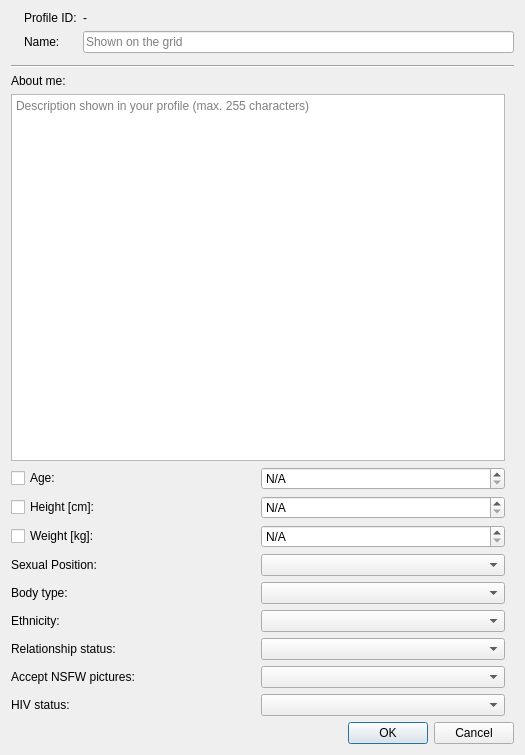
Old version of the form manr/editprofiledialog.ui in the repository manr-chat/manr_chat.
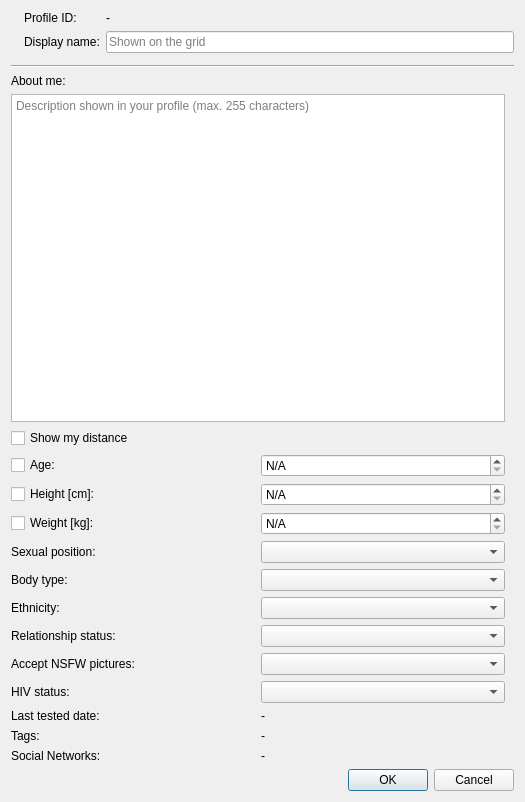
New version of the form. Icons and pictures are not drawn.

Patch:
```diff
--- a/manr/editprofiledialog.ui
+++ b/manr/editprofiledialog.ui
@@ -7,13 +7,81 @@
     <x>0</x>
     <y>0</y>
     <width>525</width>
-    <height>755</height>
+    <height>802</height>
    </rect>
   </property>
   <property name="windowTitle">
    <string>Filter</string>
   </property>
   <layout class="QGridLayout" name="gridLayout">
+   <item row="1" column="0">
+    <widget class="Line" name="line">
+     <property name="orientation">
+      <enum>Qt::Orientation::Horizontal</enum>
+     </property>
+    </widget>
+   </item>
+   <item row="5" column="0">
+    <widget class="QDialogButtonBox" name="buttonBox">
+     <property name="orientation">
+      <enum>Qt::Orientation::Horizontal</enum>
+     </property>
+     <property name="standardButtons">
+      <set>QDialogButtonBox::StandardButton::Cancel|QDialogButtonBox::StandardButton::Ok</set>
+     </property>
+    </widget>
+   </item>
+   <item row="0" column="0">
+    <layout class="QGridLayout" name="gridLayout_3" columnstretch="0,0,1">
+     <item row="1" column="1">
+      <widget class="QLabel" name="label_3">
+       <property name="text">
+        <string>Display name:</string>
+       </property>
+      </widget>
+     </item>
+     <item row="0" column="0" rowspan="3">
+      <widget class="QLabel" name="labelPhoto">
+       <property name="maximumSize">
+        <size>
+         <width>96</width>
+         <height>96</height>
+        </size>
+       </property>
+       <property name="pixmap">
+        <pixmap>resources/img/blank.png</pixmap>
+       </property>
+       <property name="scaledContents">
+        <bool>true</bool>
+       </property>
+      </widget>
+     </item>
+     <item row="0" column="1">
+      <widget class="QLabel" name="label_2">
+       <property name="text">
+        <string>Profile ID:</string>
+       </property>
+      </widget>
+     </item>
+     <item row="0" column="2">
+      <widget class="QLabel" name="profileId">
+       <property name="text">
+        <string>-</string>
+       </property>
+      </widget>
+     </item>
+     <item row="1" column="2">
+      <widget class="QLineEdit" name="displayName">
+       <property name="maxLength">
+        <number>15</number>
+       </property>
+       <property name="placeholderText">
+        <string>Shown on the grid</string>
+       </property>
+      </widget>
+     </item>
+    </layout>
+   </item>
    <item row="2" column="0">
     <widget class="QScrollArea" name="scrollArea">
      <property name="frameShape">
@@ -28,7 +96,7 @@
         <x>0</x>
         <y>0</y>
         <width>513</width>
-        <height>590</height>
+        <height>637</height>
        </rect>
       </property>
       <layout class="QGridLayout" name="gridLayout_2">
@@ -41,18 +109,43 @@
        <property name="bottomMargin">
         <number>0</number>
        </property>
+       <item row="9" column="1">
+        <widget class="QComboBox" name="relationshipStatus"/>
+       </item>
+       <item row="2" column="0">
+        <widget class="QCheckBox" name="showDistance">
+         <property name="toolTip">
+          <string>Whether your distance is visible to others.
+
+NOTE: even if you disable this option, it might still be possible to infer your distance or location from placement in the grid.</string>
+         </property>
+         <property name="text">
+          <string>Show my distance</string>
+         </property>
+        </widget>
+       </item>
+       <item row="1" column="0" colspan="2">
+        <widget class="QPlainTextEdit" name="aboutMe">
+         <property name="placeholderText">
+          <string>Description shown in your profile (max. 255 characters)</string>
+         </property>
+        </widget>
+       </item>
+       <item row="12" column="0">
+        <widget class="QLabel" name="label_11">
+         <property name="text">
+          <string>Last tested date:</string>
+         </property>
+        </widget>
+       </item>
+       <item row="6" column="1">
+        <widget class="QComboBox" name="sexualPosition"/>
+       </item>
        <item row="7" column="1">
-        <widget class="QComboBox" name="ethnicity"/>
-       </item>
-       <item row="8" column="0">
-        <widget class="QLabel" name="label_5">
-         <property name="text">
-          <string>Relationship status:</string>
-         </property>
-        </widget>
+        <widget class="QComboBox" name="bodyType"/>
        </item>
        <item row="8" column="1">
-        <widget class="QComboBox" name="relationshipStatus"/>
+        <widget class="QComboBox" name="ethnicity"/>
        </item>
        <item row="0" column="0">
         <widget class="QLabel" name="label">
@@ -61,20 +154,44 @@
          </property>
         </widget>
        </item>
-       <item row="9" column="1">
-        <widget class="QComboBox" name="acceptNSFW"/>
+       <item row="11" column="0">
+        <widget class="QLabel" name="label_8">
+         <property name="text">
+          <string>HIV status:</string>
+         </property>
+        </widget>
        </item>
-       <item row="6" column="1">
-        <widget class="QComboBox" name="bodyType"/>
+       <item row="13" column="0">
+        <widget class="QLabel" name="label_10">
+         <property name="text">
+          <string>Tags:</string>
+         </property>
+        </widget>
        </item>
-       <item row="4" column="0">
-        <widget class="QCheckBox" name="showWeight">
+       <item row="6" column="0">
+        <widget class="QLabel" name="label_9">
          <property name="text">
-          <string>Weight [kg]:</string>
+          <string>Sexual position:</string>
          </property>
         </widget>
        </item>
-       <item row="2" column="1">
+       <item row="5" column="1">
+        <widget class="QSpinBox" name="weightKg">
+         <property name="specialValueText">
+          <string>N/A</string>
+         </property>
+         <property name="suffix">
+          <string> kg</string>
+         </property>
+         <property name="minimum">
+          <number>40</number>
+         </property>
+         <property name="maximum">
+          <number>242</number>
+         </property>
+        </widget>
+       </item>
+       <item row="3" column="1">
         <widget class="QSpinBox" name="age">
          <property name="specialValueText">
           <string>N/A</string>
@@ -84,97 +201,102 @@
          </property>
         </widget>
        </item>
-       <item row="2" column="0">
-        <widget class="QCheckBox" name="showAge">
-         <property name="text">
-          <string>Age:</string>
-         </property>
-        </widget>
+       <item row="11" column="1">
+        <widget class="QComboBox" name="hivStatus"/>
        </item>
-       <item row="9" column="0">
+       <item row="10" column="0">
         <widget class="QLabel" name="label_6">
          <property name="text">
           <string>Accept NSFW pictures:</string>
          </property>
         </widget>
        </item>
+       <item row="5" column="0">
+        <widget class="QCheckBox" name="showWeight">
+         <property name="text">
+          <string>Weight [kg]:</string>
+         </property>
+        </widget>
+       </item>
+       <item row="3" column="0">
+        <widget class="QCheckBox" name="showAge">
+         <property name="text">
+          <string>Age:</string>
+         </property>
+        </widget>
+       </item>
        <item row="4" column="1">
-        <widget class="QSpinBox" name="weightKg">
+        <widget class="QSpinBox" name="heightCm">
          <property name="specialValueText">
           <string>N/A</string>
          </property>
          <property name="suffix">
-          <string> kg</string>
+          <string> cm</string>
          </property>
          <property name="minimum">
-          <number>40</number>
+          <number>120</number>
          </property>
          <property name="maximum">
           <number>242</number>
          </property>
         </widget>
        </item>
-       <item row="6" column="0">
+       <item row="12" column="1">
+        <widget class="QLabel" name="lastTestedDate">
+         <property name="text">
+          <string>-</string>
+         </property>
+        </widget>
+       </item>
+       <item row="10" column="1">
+        <widget class="QComboBox" name="acceptNSFW"/>
+       </item>
+       <item row="7" column="0">
         <widget class="QLabel" name="label_4">
          <property name="text">
           <string>Body type:</string>
          </property>
         </widget>
        </item>
-       <item row="7" column="0">
+       <item row="8" column="0">
         <widget class="QLabel" name="label_7">
          <property name="text">
           <string>Ethnicity:</string>
          </property>
         </widget>
        </item>
-       <item row="3" column="1">
-        <widget class="QSpinBox" name="heightCm">
-         <property name="specialValueText">
-          <string>N/A</string>
-         </property>
-         <property name="suffix">
-          <string> cm</string>
-         </property>
-         <property name="minimum">
-          <number>120</number>
-         </property>
-         <property name="maximum">
-          <number>242</number>
-         </property>
-        </widget>
-       </item>
-       <item row="5" column="1">
-        <widget class="QComboBox" name="sexualPosition"/>
-       </item>
-       <item row="3" column="0">
+       <item row="4" column="0">
         <widget class="QCheckBox" name="showHeight">
          <property name="text">
           <string>Height [cm]:</string>
          </property>
         </widget>
        </item>
-       <item row="10" column="0">
-        <widget class="QLabel" name="label_8">
+       <item row="13" column="1">
+        <widget class="QLabel" name="tags">
          <property name="text">
-          <string>HIV status:</string>
+          <string>-</string>
          </property>
         </widget>
        </item>
-       <item row="10" column="1">
-        <widget class="QComboBox" name="hivStatus"/>
+       <item row="9" column="0">
+        <widget class="QLabel" name="label_5">
+         <property name="text">
+          <string>Relationship status:</string>
+         </property>
+        </widget>
        </item>
-       <item row="5" column="0">
-        <widget class="QLabel" name="label_9">
+       <item row="14" column="0">
+        <widget class="QLabel" name="label_12">
          <property name="text">
-          <string>Sexual Position:</string>
+          <string>Social Networks:</string>
          </property>
         </widget>
        </item>
-       <item row="1" column="0" colspan="2">
-        <widget class="QPlainTextEdit" name="aboutMe">
-         <property name="placeholderText">
-          <string>Description shown in your profile (max. 255 characters)</string>
+       <item row="14" column="1">
+        <widget class="QLabel" name="socialNetworks">
+         <property name="text">
+          <string>-</string>
          </property>
         </widget>
        </item>
@@ -182,74 +304,6 @@
      </widget>
     </widget>
    </item>
-   <item row="3" column="0">
-    <widget class="QDialogButtonBox" name="buttonBox">
-     <property name="orientation">
-      <enum>Qt::Orientation::Horizontal</enum>
-     </property>
-     <property name="standardButtons">
-      <set>QDialogButtonBox::StandardButton::Cancel|QDialogButtonBox::StandardButton::Ok</set>
-     </property>
-    </widget>
-   </item>
-   <item row="0" column="0">
-    <layout class="QGridLayout" name="gridLayout_3" columnstretch="0,0,1">
-     <item row="1" column="1">
-      <widget class="QLabel" name="label_3">
-       <property name="text">
-        <string>Name:</string>
-       </property>
-      </widget>
-     </item>
-     <item row="0" column="0" rowspan="3">
-      <widget class="QLabel" name="labelPhoto">
-       <property name="maximumSize">
-        <size>
-         <width>96</width>
-         <height>96</height>
-        </size>
-       </property>
-       <property name="pixmap">
-        <pixmap>resources/img/blank.png</pixmap>
-       </property>
-       <property name="scaledContents">
-        <bool>true</bool>
-       </property>
-      </widget>
-     </item>
-     <item row="0" column="1">
-      <widget class="QLabel" name="label_2">
-       <property name="text">
-        <string>Profile ID:</string>
-       </property>
-      </widget>
-     </item>
-     <item row="0" column="2">
-      <widget class="QLabel" name="profileId">
-       <property name="text">
-        <string>-</string>
-       </property>
-      </widget>
-     </item>
-     <item row="1" column="2">
-      <widget class="QLineEdit" name="displayName">
-       <property name="maxLength">
-        <number>15</number>
-       </property>
-       <property name="placeholderText">
-        <string>Shown on the grid</string>
-       </property>
-      </widget>
-     </item>
-    </layout>
-   </item>
-   <item row="1" column="0">
-    <widget class="Line" name="line">
-     <property name="orientation">
-      <enum>Qt::Orientation::Horizontal</enum>
-     </property>
-    </widget>
-   </item>
   </layout>
  </widget>
  <resources/>
```
Left out of the diff: 22 changed lines with no effect on the pictures.
